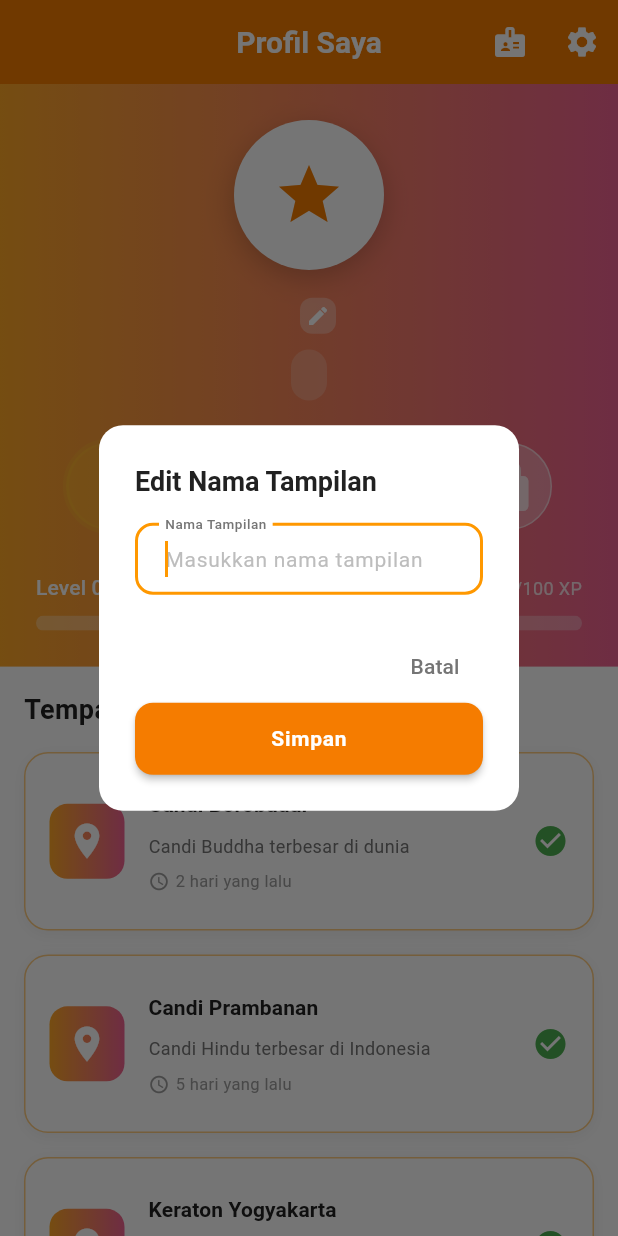
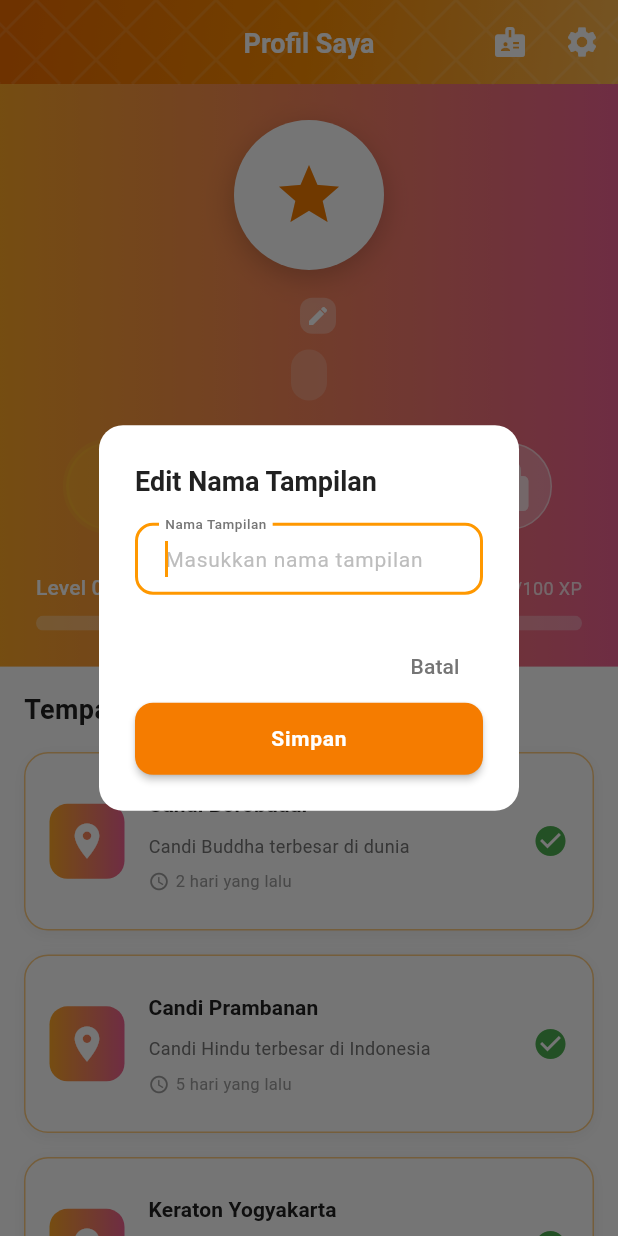
Before and after one commit to Fidhlah/BudayaGo, a Flutter app: the NewProfileScreen screen opened directly with empty values, after a tap on the "edit" icon, on a phone screen of 412 x 824 dp. Run offline on Flutter 3.47's test engine with Material 3 defaults, Android fonts, the phone set to English and light mode, and no system bars; our stand-ins replace flutter_dotenv, geolocator, image_picker, permission_handler, supabase_flutter; missing offline and left inert: mobile_scanner; accounts and stored records are empty; statements that could not run were skipped.

Commit message:
add custom app bar

```diff
--- a/lib/screens/profile/new_profile_screen.dart
+++ b/lib/screens/profile/new_profile_screen.dart
@@ -7,6 +7,7 @@ import '../../config/supabase_config.dart';
 import '../../theme/app_colors.dart';
 import '../../theme/app_text_styles.dart';
 import '../../theme/app_dimensions.dart';
+import '../../widgets/custom_app_bar.dart';
 import '../../widgets/edit_display_name_dialog.dart';
 import '../../widgets/upgrade_pelaku_budaya_dialog.dart';
 import '../karya/upload_karya_screen.dart';
@@ -200,18 +201,18 @@ class _NewProfileScreenState extends State<NewProfileScreen>
         final isPelakuBudaya = profile?.isPelakuBudaya ?? false;
 
         return Scaffold(
-          appBar: AppBar(
-            title: const Text('Profil Saya'),
+          appBar: CustomGradientAppBar(
+            title: 'Profil Saya',
             actions: [
               IconButton(
-                icon: const Icon(Icons.badge),
+                icon: const Icon(Icons.badge, color: Colors.white),
                 tooltip: 'Lihat Kartu',
                 onPressed: () {
                   _showCharacterCard(context);
                 },
               ),
               IconButton(
-                icon: const Icon(Icons.settings),
+                icon: const Icon(Icons.settings, color: Colors.white),
                 tooltip: 'Pengaturan',
                 onPressed: () {
                   _showSettingsDialog(context, isPelakuBudaya);
@@ -454,7 +455,8 @@ class _NewProfileScreenState extends State<NewProfileScreen>
                                               height: 60,
                                               decoration: BoxDecoration(
                                                 shape: BoxShape.circle,
-                                                color: Colors.amber.shade400.withOpacity(0.3),
+                                                color: Colors.amber.shade400
+                                                    .withOpacity(0.3),
                                               ),
                                             ),
                                             // Progress indicator
@@ -464,8 +466,14 @@ class _NewProfileScreenState extends State<NewProfileScreen>
                                               child: CircularProgressIndicator(
                                                 value: 0,
                                                 strokeWidth: 4,
-                                                backgroundColor: Colors.amber.shade400.withOpacity(0.2),
-                                                valueColor: AlwaysStoppedAnimation<Color>(Colors.amber.shade400),
+                                                backgroundColor: Colors
+                                                    .amber
+                                                    .shade400
+                                                    .withOpacity(0.2),
+                                                valueColor:
+                                                    AlwaysStoppedAnimation<
+                                                      Color
+                                                    >(Colors.amber.shade400),
                                               ),
                                             ),
                                             // Artifact image in center
@@ -1201,7 +1209,9 @@ class _NewProfileScreenState extends State<NewProfileScreen>
                             value: 1.0,
                             strokeWidth: 6,
                             backgroundColor: Colors.white.withOpacity(0.2),
-                            valueColor: const AlwaysStoppedAnimation<Color>(Colors.white),
+                            valueColor: const AlwaysStoppedAnimation<Color>(
+                              Colors.white,
+                            ),
                           ),
                         ),
                         // Artifact image in center
--- /dev/null
+++ b/lib/widgets/custom_app_bar.dart
@@ -0,0 +1,112 @@
+import 'package:flutter/material.dart';
+import '../theme/app_colors.dart';
+import '../theme/app_text_styles.dart';
+
+/// Custom AppBar dengan gradient dan pola batik untuk konsistensi UI
+class CustomGradientAppBar extends StatelessWidget
+    implements PreferredSizeWidget {
+  final String title;
+  final Widget? leadingIcon;
+  final List<Widget>? actions;
+  final bool showBackButton;
+  final VoidCallback? onBackPressed;
+  final List<Color>? gradientColors;
+  final Widget? bottom;
+  final double? bottomHeight;
+
+  const CustomGradientAppBar({
+    Key? key,
+    required this.title,
+    this.leadingIcon,
+    this.actions,
+    this.showBackButton = false,
+    this.onBackPressed,
+    this.gradientColors,
+    this.bottom,
+    this.bottomHeight,
+  }) : super(key: key);
+
+  @override
+  Size get preferredSize =>
+      Size.fromHeight(kToolbarHeight + (bottomHeight ?? 0));
+
+  @override
+  Widget build(BuildContext context) {
+    final colors =
+        gradientColors ??
+        [AppColors.batik800, AppColors.batik600, AppColors.batikGold];
+
+    return AppBar(
+      leading:
+          showBackButton
+              ? IconButton(
+                icon: const Icon(Icons.arrow_back, color: Colors.white),
+                onPressed: onBackPressed ?? () => Navigator.of(context).pop(),
+              )
+              : leadingIcon,
+      title: Text(
+        title,
+        style: AppTextStyles.h5.copyWith(
+          color: Colors.white,
+          fontWeight: FontWeight.bold,
+        ),
+      ),
+      actions: actions,
+      flexibleSpace: Container(
+        decoration: BoxDecoration(
+          gradient: LinearGradient(
+            begin: Alignment.topLeft,
+            end: Alignment.bottomRight,
+            colors: colors,
+          ),
+        ),
+        child: Stack(
+          children: [
+            // Pattern Background
+            Positioned.fill(
+              child: Opacity(
+                opacity: 0.1,
+                child: CustomPaint(painter: BatikPatternPainter()),
+              ),
+            ),
+          ],
+        ),
+      ),
+      bottom: bottom as PreferredSizeWidget?,
+    );
+  }
+}
+
+/// Custom Painter untuk Batik Pattern Background
+class BatikPatternPainter extends CustomPainter {
+  @override
+  void paint(Canvas canvas, Size size) {
+    final paint =
+        Paint()
+          ..color = Colors.white
+          ..style = PaintingStyle.stroke
+          ..strokeWidth = 2;
+
+    const spacing = 40.0;
+
+    // Draw diagonal lines pattern
+    for (double i = -size.height; i < size.width + size.height; i += spacing) {
+      canvas.drawLine(
+        Offset(i, 0),
+        Offset(i + size.height, size.height),
+        paint,
+      );
+    }
+
+    for (double i = -size.height; i < size.width + size.height; i += spacing) {
+      canvas.drawLine(
+        Offset(i, 0),
+        Offset(i - size.height, size.height),
+        paint,
+      );
+    }
+  }
+
+  @override
+  bool shouldRepaint(covariant CustomPainter oldDelegate) => false;
+}
```
